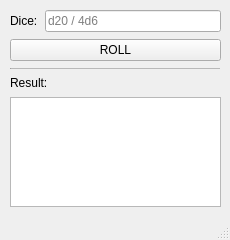
Before: the Qt Designer form mainwindow.ui in ChrisWhisker/dicey, drawn with Qt 5.
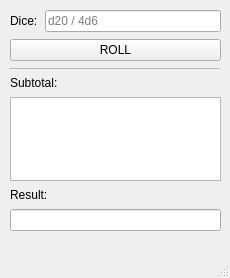
After: the same form once the commit is applied.

Commit message: Separate subtotal and result

```diff
--- a/mainwindow.ui
+++ b/mainwindow.ui
@@ -7,7 +7,7 @@
     <x>0</x>
     <y>0</y>
     <width>230</width>
-    <height>240</height>
+    <height>278</height>
    </rect>
   </property>
   <property name="windowTitle">
@@ -20,7 +20,7 @@
       <x>10</x>
       <y>10</y>
       <width>211</width>
-      <height>197</height>
+      <height>221</height>
      </rect>
     </property>
     <layout class="QVBoxLayout" name="verticalLayout">
@@ -104,7 +104,7 @@
      <item>
       <widget class="QLabel" name="label">
        <property name="text">
-        <string>Result:</string>
+        <string>Subtotal:</string>
        </property>
       </widget>
      </item>
@@ -118,6 +118,20 @@
        </property>
       </widget>
      </item>
+     <item>
+      <widget class="QLabel" name="label_3">
+       <property name="text">
+        <string>Result:</string>
+       </property>
+      </widget>
+     </item>
+     <item>
+      <widget class="QLineEdit" name="lineEdit_2">
+       <property name="readOnly">
+        <bool>true</bool>
+       </property>
+      </widget>
+     </item>
     </layout>
    </widget>
   </widget>
```
The commit also changes 3 other files.
